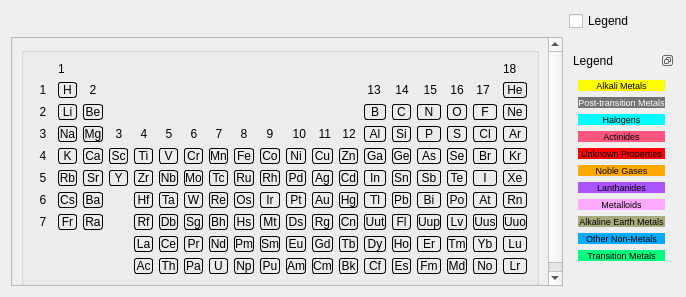
mantidproject/mantid, file Code/Mantid/MantidQt/MantidWidgets/inc/MantidQtMantidWidgets/PeriodicTableWidget.ui: the form before one commit.
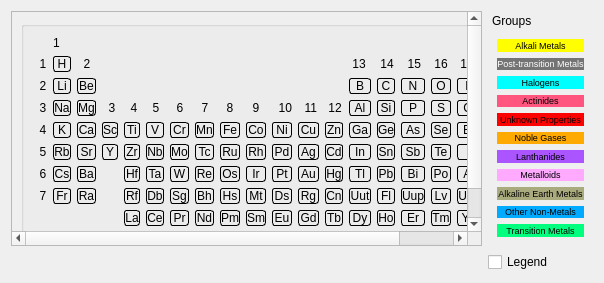
The form after the commit.

Commit message:
Amendments to code from comment suggestions
Legend is now in place and cannot move, No warning about no y-pos input

Refs #13146

What changed in the file:
```diff
--- a/Code/Mantid/MantidQt/MantidWidgets/inc/MantidQtMantidWidgets/PeriodicTableWidget.ui
+++ b/Code/Mantid/MantidQt/MantidWidgets/inc/MantidQtMantidWidgets/PeriodicTableWidget.ui
@@ -6,8 +6,8 @@
    <rect>
     <x>0</x>
     <y>0</y>
-    <width>686</width>
-    <height>297</height>
+    <width>604</width>
+    <height>283</height>
    </rect>
   </property>
   <property name="sizePolicy">
@@ -78,8 +78,8 @@
        <rect>
         <x>0</x>
         <y>0</y>
-        <width>554</width>
-        <height>254</height>
+        <width>472</width>
+        <height>240</height>
        </rect>
       </property>
       <property name="sizePolicy">
@@ -5938,34 +5938,19 @@
    <item row="2" column="1">
     <widget class="QDockWidget" name="Groups">
      <property name="sizePolicy">
-      <sizepolicy hsizetype="Preferred" vsizetype="Preferred">
+      <sizepolicy hsizetype="Fixed" vsizetype="Fixed">
        <horstretch>0</horstretch>
        <verstretch>0</verstretch>
       </sizepolicy>
      </property>
-     <property name="minimumSize">
-      <size>
-       <width>106</width>
-       <height>221</height>
-      </size>
-     </property>
-     <property name="contextMenuPolicy">
-      <enum>Qt::DefaultContextMenu</enum>
-     </property>
      <property name="features">
-      <set>QDockWidget::DockWidgetFloatable|QDockWidget::DockWidgetMovable</set>
+      <set>QDockWidget::NoDockWidgetFeatures</set>
      </property>
      <property name="windowTitle">
-      <string>Legend</string>
+      <string>Groups</string>
      </property>
      <widget class="QWidget" name="dockWidgetContents">
-      <property name="sizePolicy">
-       <sizepolicy hsizetype="Fixed" vsizetype="Fixed">
-        <horstretch>0</horstretch>
-        <verstretch>0</verstretch>
-       </sizepolicy>
-      </property>
-      <layout class="QVBoxLayout" name="verticalLayout">
+      <layout class="QVBoxLayout" name="verticalLayout_2">
        <item>
         <widget class="QLabel" name="label">
          <property name="sizePolicy">
@@ -10680,7 +10665,7 @@
      </widget>
     </widget>
    </item>
-   <item row="0" column="1">
+   <item row="3" column="1">
     <widget class="QCheckBox" name="showLegend">
      <property name="sizePolicy">
       <sizepolicy hsizetype="Fixed" vsizetype="Fixed">
```
The commit also changes 1 other file.
